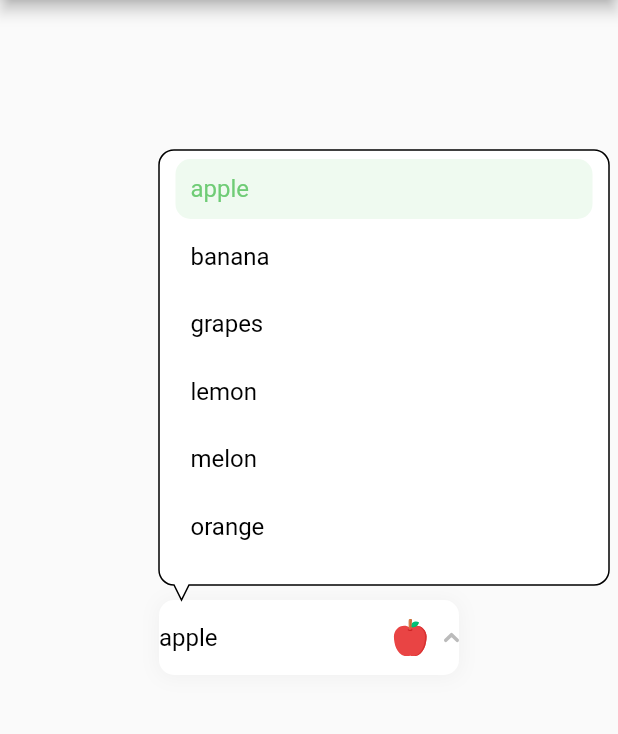
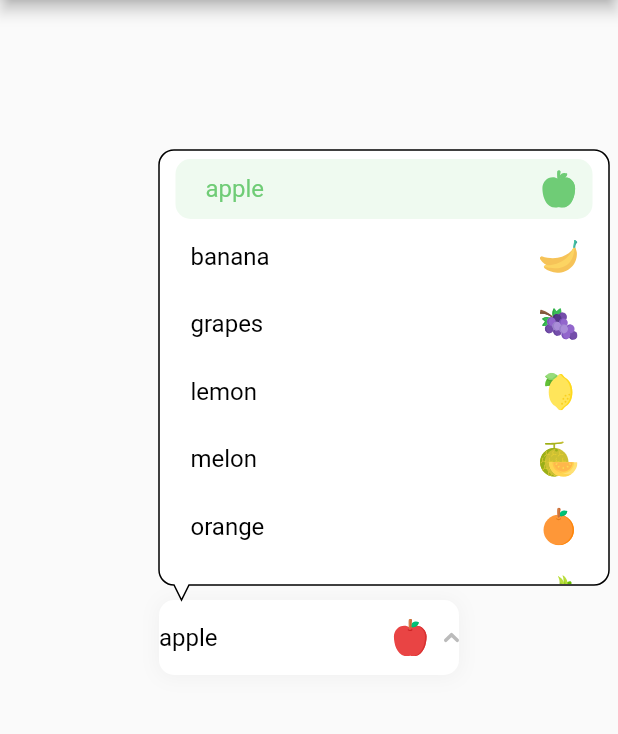
Before and after one commit to joo6077/cool_dropdown, a Flutter app: the screen it shows after launch, after a tap on "apple", on a phone screen of 412 x 824 dp, the part 84-818 px from its top. Run offline on Flutter 3.47's test engine with Material 2 defaults, Android fonts, the phone set to English and light mode, and no system bars; our stand-ins replace flutter_svg.

Commit message:
lint + icon transition

```diff
--- a/example/lib/main.dart
+++ b/example/lib/main.dart
@@ -70,6 +70,14 @@ class _MyAppState extends State<MyApp> {
               'assets/${fruits[i]}.svg',
             ),
           ),
+          selectedIcon: Container(
+            height: 25,
+            width: 25,
+            child: SvgPicture.asset(
+              'assets/${fruits[i]}.svg',
+              color: Color(0xFF6FCC76),
+            ),
+          ),
           value: '${fruits[i]}'));
     }
     super.initState();
@@ -104,9 +112,8 @@ class _MyAppState extends State<MyApp> {
                   dropdownList: fruitDropdownItems,
                   defaultItem: fruitDropdownItems[0],
                   onChange: (value) {
-                    fruitDropdownController.close();
+                    // fruitDropdownController.close();
                   },
-                  onOpen: (isOpen) {},
                   resultOptions: ResultOptions(
                     width: 200,
                     icon: SizedBox(
@@ -131,6 +138,8 @@ class _MyAppState extends State<MyApp> {
                     borderRadius: 0,
                     arrowAlign: DropdownArrowAlign.left,
                   ),
+                  dropdownItemOptions: DropdownItemOptions(
+                      mainAxisAlignment: MainAxisAlignment.spaceBetween),
                 ),
               ),
             ),
--- a/lib/cool_dropdown.dart
+++ b/lib/cool_dropdown.dart
@@ -29,7 +29,6 @@ class CoolDropdown<T> extends StatelessWidget {
   final DropdownController controller;
 
   final Function(T t) onChange;
-  final Function(bool isOpened)? onOpen;
 
   CoolDropdown({
     Key? key,
@@ -41,7 +40,6 @@ class CoolDropdown<T> extends StatelessWidget {
     this.dropdownArrowOptions = const DropdownArrowOptions(),
     required this.controller,
     required this.onChange,
-    this.onOpen,
   }) : super(key: key);
 
   @override
--- a/lib/options/dropdown_item_options.dart
+++ b/lib/options/dropdown_item_options.dart
@@ -17,7 +17,7 @@ class DropdownItemOptions {
 
   const DropdownItemOptions({
     this.height = 40,
-    this.padding = const EdgeInsets.symmetric(horizontal: 10),
+    this.padding = const EdgeInsets.only(left: 10, right: 10),
     this.alignment = Alignment.centerLeft,
     this.mainAxisAlignment = MainAxisAlignment.start,
     this.boxDecoration = const BoxDecoration(
@@ -37,7 +37,7 @@ class DropdownItemOptions {
       fontSize: 16,
       fontWeight: FontWeight.w400,
     ),
-    this.selectedPadding = const EdgeInsets.only(left: 10),
+    this.selectedPadding = const EdgeInsets.only(left: 20, right: 10),
     this.isReverse = false,
   });
 }
--- a/lib/widgets/dropdown_item_widget.dart
+++ b/lib/widgets/dropdown_item_widget.dart
@@ -32,6 +32,11 @@ class _DropdownItemWidgetState extends State<DropdownItemWidget>
     end: widget.dropdownItemOptions.selectedTextStyle,
   ).animate(_controller);
 
+  late final _paddingTween = EdgeInsetsTween(
+    begin: widget.dropdownItemOptions.padding,
+    end: widget.dropdownItemOptions.selectedPadding,
+  ).animate(_controller);
+
   @override
   void didUpdateWidget(covariant DropdownItemWidget oldWidget) {
     super.didUpdateWidget(oldWidget);
@@ -51,17 +56,39 @@ class _DropdownItemWidgetState extends State<DropdownItemWidget>
 
   @override
   Widget build(BuildContext context) {
-    return DecoratedBoxTransition(
-      decoration: _decorationBoxTween,
-      child: Container(
-        padding: widget.dropdownItemOptions.selectedPadding,
-        height: widget.dropdownItemOptions.height,
-        alignment: widget.dropdownItemOptions.alignment,
-        child: DefaultTextStyleTransition(
-          child: Text(widget.item.label),
-          style: _textStyleTween,
-        ),
-      ),
-    );
+    return AnimatedBuilder(
+        animation: _controller,
+        builder: (_, __) {
+          return Container(
+            padding: _paddingTween.value,
+            height: widget.dropdownItemOptions.height,
+            alignment: widget.dropdownItemOptions.alignment,
+            decoration: _decorationBoxTween.value,
+            child: Align(
+              alignment: widget.dropdownItemOptions.alignment,
+              child: Row(
+                mainAxisAlignment: widget.dropdownItemOptions.mainAxisAlignment,
+                children: [
+                  Text(
+                    widget.item.label,
+                    style: _textStyleTween.value,
+                  ),
+                  AnimatedSwitcher(
+                    duration: const Duration(milliseconds: 500),
+                    transitionBuilder: (child, animation) {
+                      return FadeTransition(child: child, opacity: animation);
+                    },
+                    child: Container(
+                      key: ValueKey(widget.item.isSelected),
+                      child: widget.item.isSelected
+                          ? widget.item.selectedIcon
+                          : widget.item.icon,
+                    ),
+                  )
+                ],
+              ),
+            ),
+          );
+        });
   }
 }
--- a/lib/widgets/result_widget.dart
+++ b/lib/widgets/result_widget.dart
@@ -21,7 +21,6 @@ class ResultWidget<T> extends StatefulWidget {
   final DropdownController controller;
 
   final Function(T t) onChange;
-  final Function(bool isOpened)? onOpen;
 
   final CoolDropdownItem<T>? defaultItem;
 
@@ -44,7 +43,6 @@ class ResultWidget<T> extends StatefulWidget {
     required this.controller,
     required this.onChange,
     this.defaultItem,
-    this.onOpen,
     this.isResultIconLabel = true,
     this.isResultLabel = true,
     this.isDropdownLabel = true,
@@ -60,7 +58,6 @@ class ResultWidget<T> extends StatefulWidget {
 class _ResultWidgetState<T> extends State<ResultWidget<T>> {
   final resultKey = GlobalKey();
   CoolDropdownItem<T>? selectedItem;
-  late bool isOpened = false;
 
   @override
   void initState() {
@@ -70,8 +67,6 @@ class _ResultWidgetState<T> extends State<ResultWidget<T>> {
   }
 
   void open() {
-    isOpened = true;
-    if (widget.onOpen != null) {}
     widget.controller.open(
         context: context,
         child: DropdownWidget<T>(
--- a/pubspec.yaml
+++ b/pubspec.yaml
@@ -14,6 +14,7 @@ dependencies:
 dev_dependencies:
   flutter_test:
     sdk: flutter
+  flutter_lints: ^2.0.1
 
 # For information on the generic Dart part of this file, see the
 # following page: https://dart.dev/tools/pub/pubspec
```
Also changed, not shown: pubspec.lock.
